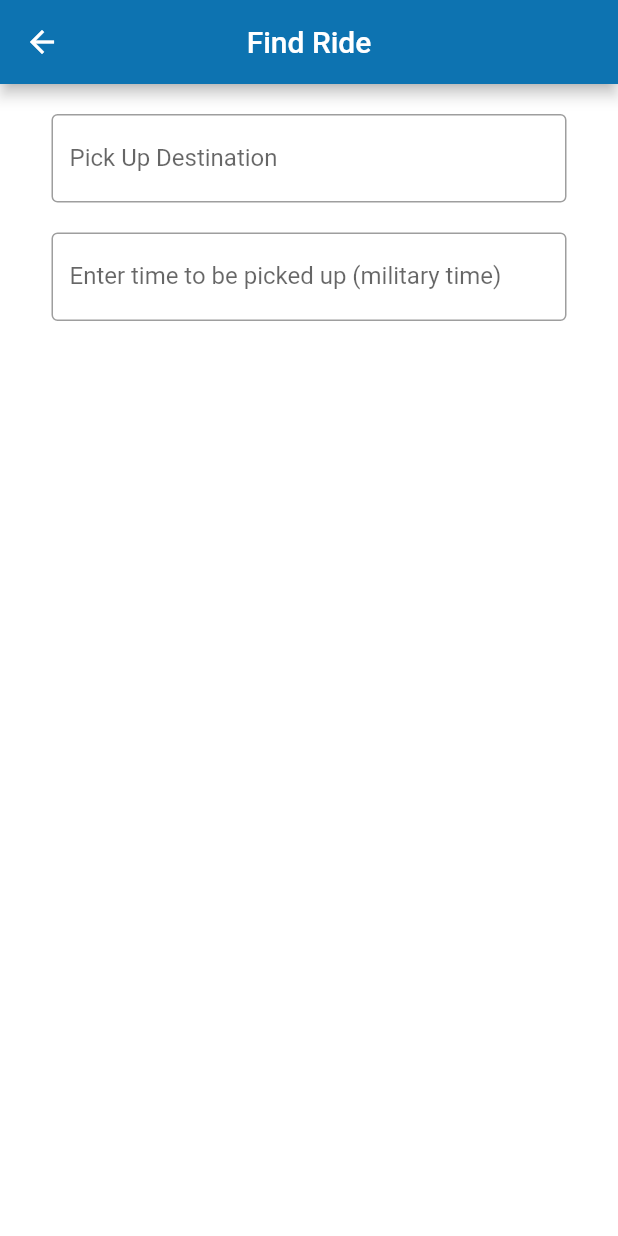
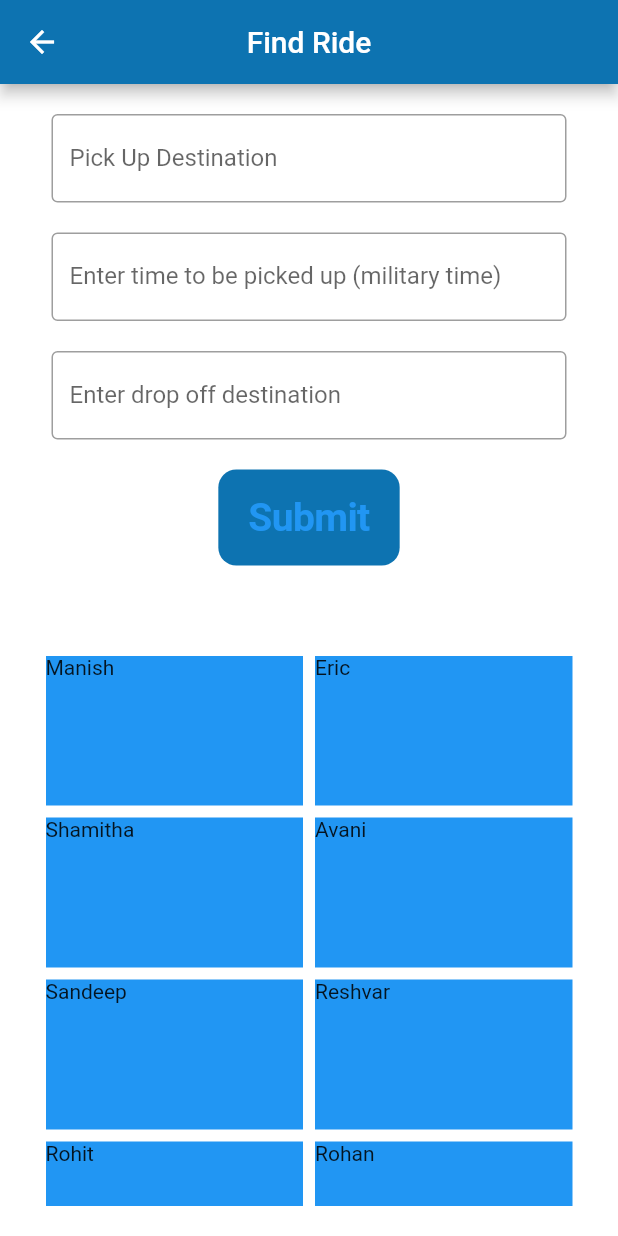
Before and after one commit to hampster2018/TAMUhack-2023, a Flutter app: the screen it shows after launch, after a tap on the "arrow back" icon, on a phone screen of 412 x 824 dp. Run offline on Flutter 3.47's test engine with Material 2 defaults, Android fonts, the phone set to English and light mode, and no system bars; Roboto replaces fonts that are missing (Nunito).

Commit message:
Button color changes

```diff
--- a/lib/screens/rideshare/find_a_ride/screen.dart
+++ b/lib/screens/rideshare/find_a_ride/screen.dart
@@ -1,3 +1,4 @@
+import 'package:flutter/cupertino.dart';
 import 'package:flutter/material.dart';
 import 'package:tamuhack/globals/app_colors.dart';
 
@@ -15,6 +16,18 @@ class _FindRideState extends State<FindRide> {
     'Wednesday',
     'Thursday',
     'Friday',
+  ];
+
+  var drivers = [
+    "Manish",
+    "Eric",
+    "Shamitha",
+    "Avani",
+    "Sandeep",
+    "Reshvar",
+    "Rohit",
+    "Rohan",
+    "Sahil"
   ];
 
   String dropdownvalue = 'Monday';
@@ -75,7 +88,55 @@ class _FindRideState extends State<FindRide> {
                     ),
                   ),
                   const Padding(
+                    padding: EdgeInsets.symmetric(vertical: 10),
+                  ),
+                  SizedBox(
+                    width: sWidth / 1.2,
+                    child: const TextField(
+                      decoration: InputDecoration(
+                        border: OutlineInputBorder(),
+                        labelText: 'Enter drop off destination',
+                      ),
+                    ),
+                  ),
+                  const Padding(
+                    padding: EdgeInsets.symmetric(vertical: 10),
+                  ),
+                  CupertinoButton(
+                      color: AppColors.blue,
+                      child: Text(
+                        "Submit",
+                        textAlign: TextAlign.center,
+                        style: TextStyle(
+                          height: sHeight * 0.0015,
+                          fontSize: 26.0,
+                          fontFamily: 'Nunito',
+                          fontWeight: FontWeight.w700,
+                        ),
+                      ),
+                      onPressed: () {}),
+                  const Padding(
                     padding: EdgeInsets.symmetric(vertical: 30),
+                  ),
+                  Expanded(
+                      flex: 1,
+                      child: SingleChildScrollView(
+                        scrollDirection: Axis.vertical,
+                        child: Wrap(
+                          alignment: WrapAlignment.spaceEvenly,
+                          spacing: 8.0,
+                          runSpacing: 8.0,
+                          children: drivers
+                              .map<Widget>((word) => Container(
+                                  color: Colors.blue,
+                                  width: sWidth / 2.4,
+                                  height: 100,
+                                  child: Text(word)))
+                              .toList(),
+                        ),
+                      )),
+                  const Padding(
+                    padding: EdgeInsets.symmetric(vertical: 10),
                   ),
                 ],
               ),
--- a/lib/screens/rideshare/give_a_ride/screen.dart
+++ b/lib/screens/rideshare/give_a_ride/screen.dart
@@ -161,7 +161,7 @@ class _GiveRideState extends State<GiveRide> {
                     padding: EdgeInsets.symmetric(vertical: 10),
                   ),
                   CupertinoButton(
-                      color: AppColors.red,
+                      color: AppColors.blue,
                       child: Text(
                         "Submit",
                         textAlign: TextAlign.center,
@@ -174,7 +174,7 @@ class _GiveRideState extends State<GiveRide> {
                       ),
                       onPressed: () {}),
                   const Padding(
-                    padding: EdgeInsets.symmetric(vertical: 30),
+                    padding: EdgeInsets.symmetric(vertical: 10),
                   ),
                   Expanded(
                       flex: 1,
```
